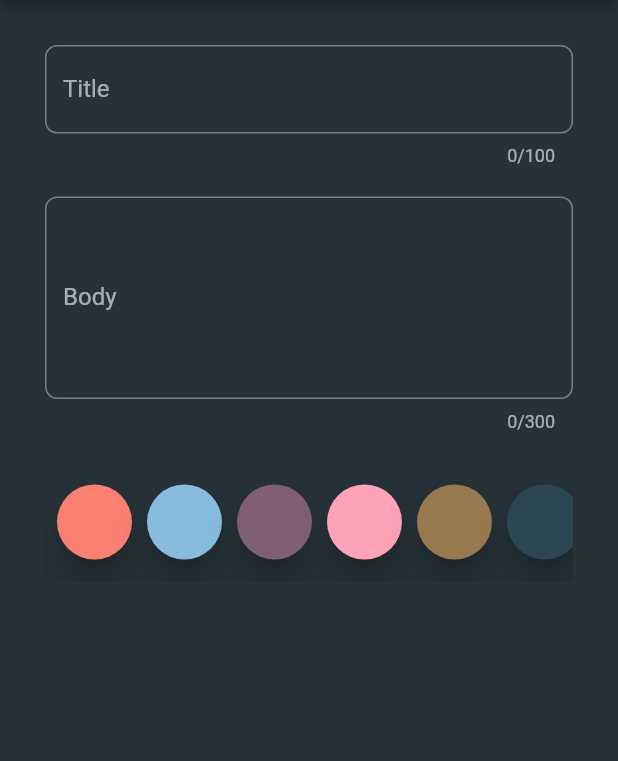
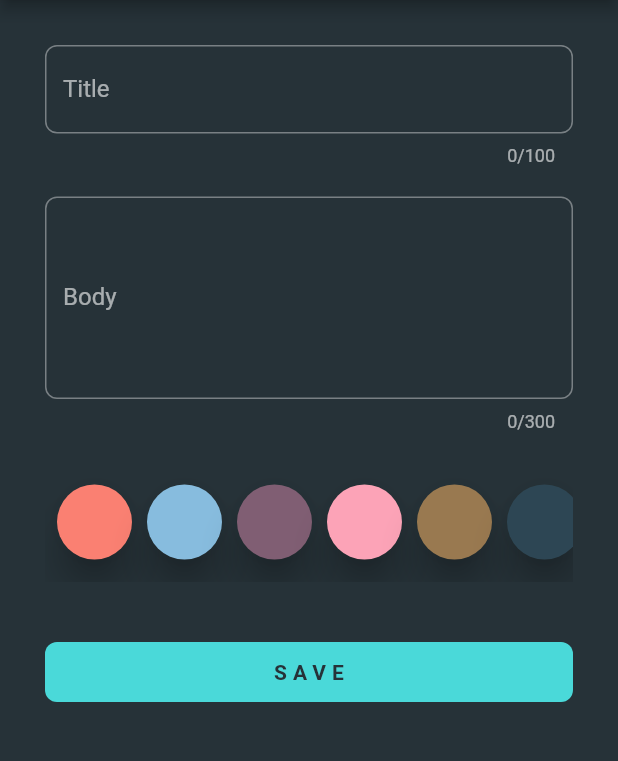
Before and after one commit to Pat992/dart-flutter-2022-clean, a Flutter app: the TodoDetailsPage screen opened directly with empty values, on a phone screen of 412 x 824 dp, the part 84-845 px from its top. Run offline on Flutter 3.47's test engine with Material 2 defaults, Android fonts, the phone set to English and light mode, and no system bars; our stand-ins replace auto_route, bloc, cloud_firestore, dartz, equatable, firebase_auth and 5 more; accounts and stored records are empty; Roboto replaces fonts that are missing (Rubik).

Commit message:
added CRUD in UI

```diff
--- a/todo/lib/application/todo/form/todo_form_event.dart
+++ b/todo/lib/application/todo/form/todo_form_event.dart
@@ -10,6 +10,11 @@ class TodoFormInitializeDetailPage extends TodoFormEvent {
 
 class TodoFormColorChangedEvent extends TodoFormEvent {
   final Color color;
-
   TodoFormColorChangedEvent({required this.color});
 }
+
+class TodoFormSaveEvent extends TodoFormEvent {
+  final String? title;
+  final String? body;
+  TodoFormSaveEvent({required this.title, required this.body});
+}
--- a/todo/lib/presentation/todo_details/todo_details_page.dart
+++ b/todo/lib/presentation/todo_details/todo_details_page.dart
@@ -5,6 +5,7 @@ import 'package:todo/core/failures/failures.dart';
 import 'package:todo/domain/entities/todo/todo_entity.dart';
 import 'package:todo/injection.dart';
 import 'package:todo/presentation/routes/router.gr.dart';
+import 'package:todo/presentation/todo_details/widgets/save_progress_overlay.dart';
 import 'package:todo/presentation/todo_details/widgets/todo_form.dart';
 
 class TodoDetailsPage extends StatelessWidget {
@@ -27,7 +28,7 @@ class TodoDetailsPage extends StatelessWidget {
     return BlocProvider(
       create: (context) =>
           getIt<TodoFormBloc>()..add(TodoFormInitializeDetailPage(todo: todo)),
-      child: BlocListener<TodoFormBloc, TodoFormState>(
+      child: BlocConsumer<TodoFormBloc, TodoFormState>(
         // Only listen if success or failure is not the same as in previous state
         listenWhen: (prev, curr) =>
             prev.successOrFailureOption != curr.successOrFailureOption,
@@ -46,12 +47,17 @@ class TodoDetailsPage extends StatelessWidget {
             ),
           );
         },
-        child: Scaffold(
+        builder: (context, state) => Scaffold(
           appBar: AppBar(
             centerTitle: true,
             title: Text(todo != null ? 'Edit Todo' : 'Create Todo'),
           ),
-          body: const TodoForm(),
+          body: Stack(
+            children: [
+              const TodoForm(),
+              SaveProgressOverlay(saving: state.isSaving),
+            ],
+          ),
         ),
       ),
     );
```
Also changed, not shown: todo/lib/application/todo/form/todo_form_bloc.dart (+23 -0 lines), todo/lib/presentation/todo_details/widgets/save_progress_overlay.dart (added, +22 -0 lines), todo/lib/presentation/todo_details/widgets/todo_form.dart (+25 -0 lines).
